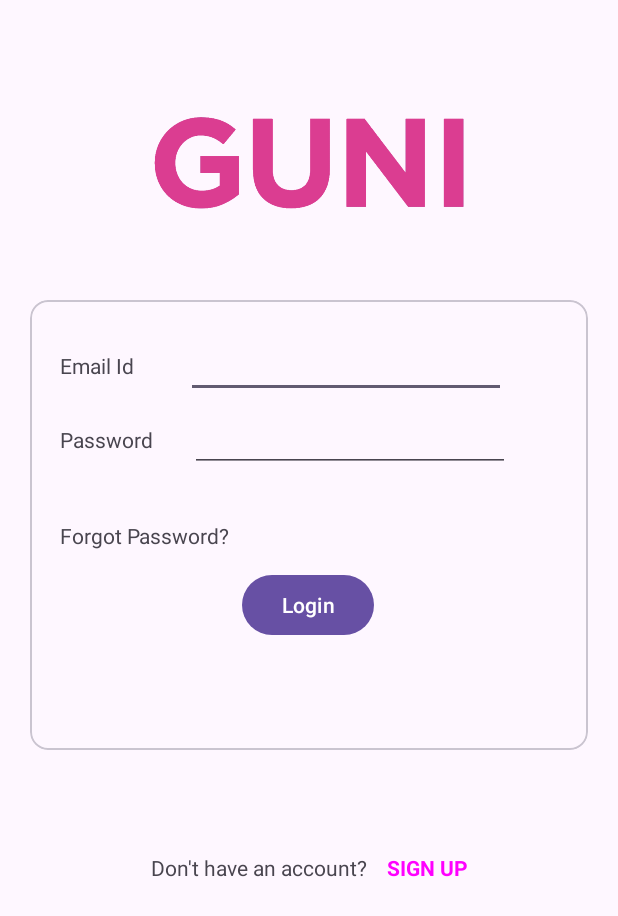
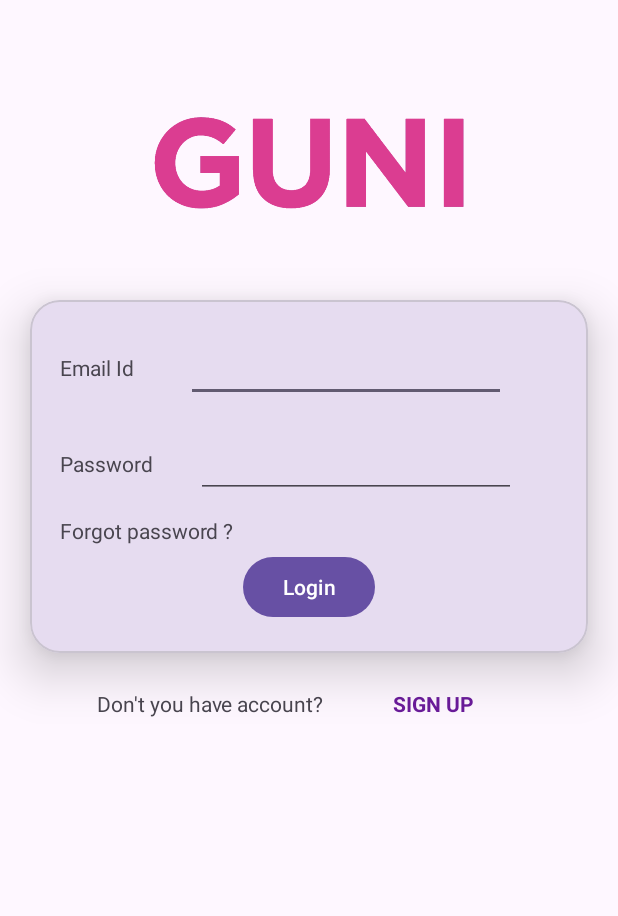
Before and after one commit to guptakushal03/MAD_Practical-3_21012021034, an Android app: the screen it shows after launch (MainActivity), on a phone screen of 412 x 824 dp. Shown: the top 916 px of the screen. Run offline under Robolectric (Android 15) with nearby library versions, the phone set to English and light mode, and no system bars.

Commit message:
Practical 3

```diff
--- a/app/src/main/res/layout/activity_main.xml
+++ b/app/src/main/res/layout/activity_main.xml
@@ -12,12 +12,15 @@
         android:layout_height="200dp"
         app:layout_constraintStart_toStartOf="parent"
         app:layout_constraintTop_toTopOf="parent"
-        app:srcCompat="@drawable/guni_pink_logo" />
+        app:srcCompat="@drawable/guni_pink_logo"
+        tools:ignore="ContentDescription" />
 
     <com.google.android.material.card.MaterialCardView
         android:id="@+id/materialCardView"
         android:layout_width="match_parent"
-        android:layout_height="300dp"
+        android:layout_height="wrap_content"
+        app:cardElevation="20dp"
+        app:cardCornerRadius="20dp"
         android:layout_marginHorizontal="20dp"
         app:layout_constraintStart_toStartOf="parent"
         app:layout_constraintTop_toBottomOf="@id/imageView">
@@ -28,94 +31,87 @@
             android:padding="20dp">
 
             <TextView
-                android:id="@+id/textView1"
+                android:id="@+id/textView3"
                 android:layout_width="wrap_content"
                 android:layout_height="wrap_content"
                 android:text="Email Id"
-                app:layout_constraintBaseline_toBaselineOf="@+id/editTextTextEmailAddress"
+                app:layout_constraintBaseline_toBaselineOf="@+id/editTextTextPassword"
                 app:layout_constraintStart_toStartOf="parent" />
 
-            <EditText
-                android:id="@+id/editTextTextEmailAddress"
-                android:layout_width="wrap_content"
-                android:layout_height="wrap_content"
-                android:ems="10"
-                android:inputType="textEmailAddress"
-                app:layout_constraintEnd_toEndOf="parent"
-                app:layout_constraintStart_toEndOf="@+id/textView1"
-                app:layout_constraintTop_toTopOf="parent" />
-
             <TextView
-                android:id="@+id/textView2"
+                android:id="@+id/textView4"
                 android:layout_width="wrap_content"
                 android:layout_height="wrap_content"
                 android:text="Password"
-                app:layout_constraintBaseline_toBaselineOf="@+id/editTextTextPassword"
+                app:layout_constraintBaseline_toBaselineOf="@+id/editTextTextPassword2"
                 app:layout_constraintStart_toStartOf="parent" />
 
             <EditText
                 android:id="@+id/editTextTextPassword"
                 android:layout_width="wrap_content"
                 android:layout_height="wrap_content"
-                android:layout_marginTop="4dp"
                 android:ems="10"
                 android:inputType="textPassword"
+                android:minHeight="48dp"
                 app:layout_constraintEnd_toEndOf="parent"
-                app:layout_constraintHorizontal_bias="0.433"
-                app:layout_constraintStart_toEndOf="@+id/textView2"
-                app:layout_constraintTop_toBottomOf="@+id/editTextTextEmailAddress" />
+                app:layout_constraintStart_toEndOf="@+id/textView3"
+                app:layout_constraintTop_toTopOf="parent" />
+
+            <EditText
+                android:id="@+id/editTextTextPassword2"
+                android:layout_width="wrap_content"
+                android:layout_height="wrap_content"
+                android:layout_marginTop="16dp"
+                android:ems="10"
+                android:inputType="textPassword"
+                android:minHeight="48dp"
+                app:layout_constraintEnd_toEndOf="parent"
+                app:layout_constraintStart_toEndOf="@+id/textView4"
+                app:layout_constraintTop_toBottomOf="@+id/editTextTextPassword" />
 
             <Button
                 android:id="@+id/button"
                 android:layout_width="wrap_content"
                 android:layout_height="wrap_content"
+                android:layout_marginTop="35dp"
                 android:text="Login"
-                app:layout_constraintBottom_toBottomOf="parent"
                 app:layout_constraintEnd_toEndOf="parent"
-                app:layout_constraintHorizontal_bias="0.498"
                 app:layout_constraintStart_toStartOf="parent"
-                app:layout_constraintTop_toBottomOf="@+id/editTextTextPassword"
-                app:layout_constraintVertical_bias="0.55" />
+                app:layout_constraintTop_toBottomOf="@+id/editTextTextPassword2" />
 
             <TextView
-                android:id="@+id/textView3"
+                android:id="@+id/textView5"
                 android:layout_width="wrap_content"
                 android:layout_height="wrap_content"
-                android:text="Forgot Password?"
-                app:layout_constraintBottom_toBottomOf="parent"
-                app:layout_constraintTop_toBottomOf="@+id/textView2"
-                app:layout_constraintVertical_bias="0.284"
-                tools:layout_editor_absoluteX="-5dp" />
+                android:layout_marginTop="25dp"
+                android:text="Forgot password ? "
+                app:layout_constraintStart_toStartOf="parent"
+                app:layout_constraintTop_toBottomOf="@+id/textView4" />
         </androidx.constraintlayout.widget.ConstraintLayout>
-
     </com.google.android.material.card.MaterialCardView>
-
-    <TextView
-        android:id="@+id/textView4"
-        android:layout_width="wrap_content"
-        android:layout_height="wrap_content"
-        android:layout_marginBottom="164dp"
-        android:text="SIGN UP"
-        android:textStyle="bold"
-        android:textColor="#FF00FF"
-        app:layout_constraintBottom_toBottomOf="parent"
-        app:layout_constraintEnd_toEndOf="parent"
-        app:layout_constraintHorizontal_bias="0.118"
-        app:layout_constraintStart_toEndOf="@+id/textView"
-        app:layout_constraintTop_toBottomOf="@+id/materialCardView"
-        app:layout_constraintVertical_bias="0.489" />
 
     <TextView
         android:id="@+id/textView"
         android:layout_width="wrap_content"
         android:layout_height="wrap_content"
-        android:layout_marginBottom="165dp"
-        android:text="Don't have an account?"
-        app:layout_constraintBottom_toBottomOf="parent"
+        android:layout_marginTop="24dp"
+        android:text="Don't you have account?"
         app:layout_constraintEnd_toEndOf="parent"
-        app:layout_constraintHorizontal_bias="0.375"
+        app:layout_constraintHorizontal_bias="0.249"
         app:layout_constraintStart_toStartOf="parent"
-        app:layout_constraintTop_toBottomOf="@+id/materialCardView"
-        app:layout_constraintVertical_bias="0.494" />
+        app:layout_constraintTop_toBottomOf="@+id/materialCardView" />
+
+    <TextView
+        android:id="@+id/textView2"
+        android:layout_width="wrap_content"
+        android:layout_height="wrap_content"
+        android:layout_marginTop="24dp"
+        android:layout_marginEnd="50dp"
+        android:text="SIGN UP"
+        android:textColor="#6A1B9A"
+        android:textStyle="bold"
+        app:layout_constraintEnd_toEndOf="parent"
+        app:layout_constraintStart_toEndOf="@+id/textView"
+        app:layout_constraintTop_toBottomOf="@+id/materialCardView" />
 
 </androidx.constraintlayout.widget.ConstraintLayout>
```
